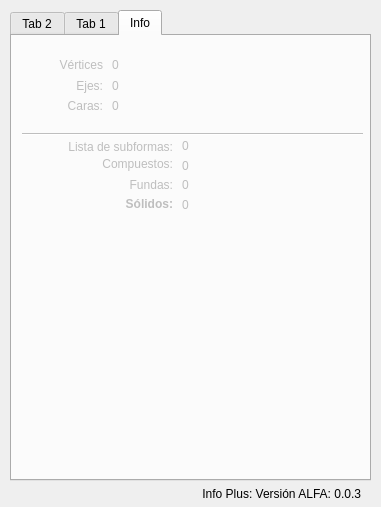
Before: the Qt Designer form infoPlus/infoPlus.ui in 18turbo/infoPlusFreeCAD, drawn with Qt 5.
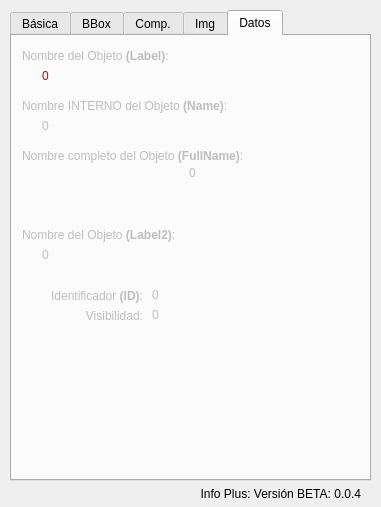
After: the same form once the commit is applied. The open tabs and pages were chosen to show the change.

Commit message: Nueva Interfaz

```diff
--- a/infoPlus/infoPlus.ui
+++ b/infoPlus/infoPlus.ui
@@ -26,7 +26,7 @@
     </rect>
    </property>
    <property name="text">
-    <string>Info Plus: Versión ALFA: 0.0.3</string>
+    <string>Info Plus: Versión BETA: 0.0.4</string>
    </property>
    <property name="alignment">
     <set>Qt::AlignRight|Qt::AlignTrailing|Qt::AlignVCenter</set>
@@ -52,7 +52,7 @@
      <bool>false</bool>
     </property>
     <attribute name="title">
-     <string>Tab 2</string>
+     <string>Básica</string>
     </attribute>
     <widget class="Line" name="line_4">
      <property name="geometry">
@@ -507,7 +507,7 @@
      <bool>false</bool>
     </property>
     <attribute name="title">
-     <string>Tab 1</string>
+     <string>BBox</string>
     </attribute>
     <widget class="QLabel" name="label_20">
      <property name="geometry">
@@ -986,13 +986,13 @@
      <bool>false</bool>
     </property>
     <attribute name="title">
-     <string>Info</string>
+     <string>Comp.</string>
     </attribute>
     <widget class="QLabel" name="label_27">
      <property name="geometry">
       <rect>
        <x>10</x>
-       <y>20</y>
+       <y>10</y>
        <width>81</width>
        <height>17</height>
       </rect>
@@ -1008,7 +1008,7 @@
      <property name="geometry">
       <rect>
        <x>100</x>
-       <y>19</y>
+       <y>9</y>
        <width>201</width>
        <height>20</height>
       </rect>
@@ -1021,7 +1021,7 @@
      <property name="geometry">
       <rect>
        <x>10</x>
-       <y>41</y>
+       <y>31</y>
        <width>81</width>
        <height>17</height>
       </rect>
@@ -1037,7 +1037,7 @@
      <property name="geometry">
       <rect>
        <x>100</x>
-       <y>40</y>
+       <y>30</y>
        <width>201</width>
        <height>20</height>
       </rect>
@@ -1050,7 +1050,7 @@
      <property name="geometry">
       <rect>
        <x>10</x>
-       <y>61</y>
+       <y>51</y>
        <width>81</width>
        <height>17</height>
       </rect>
@@ -1066,7 +1066,7 @@
      <property name="geometry">
       <rect>
        <x>100</x>
-       <y>60</y>
+       <y>50</y>
        <width>201</width>
        <height>20</height>
       </rect>
@@ -1079,7 +1079,7 @@
      <property name="geometry">
       <rect>
        <x>10</x>
-       <y>101</y>
+       <y>352</y>
        <width>151</width>
        <height>20</height>
       </rect>
@@ -1095,7 +1095,7 @@
      <property name="geometry">
       <rect>
        <x>170</x>
-       <y>100</y>
+       <y>351</y>
        <width>171</width>
        <height>20</height>
       </rect>
@@ -1108,7 +1108,7 @@
      <property name="geometry">
       <rect>
        <x>70</x>
-       <y>118</y>
+       <y>369</y>
        <width>91</width>
        <height>20</height>
       </rect>
@@ -1124,7 +1124,7 @@
      <property name="geometry">
       <rect>
        <x>170</x>
-       <y>120</y>
+       <y>371</y>
        <width>171</width>
        <height>20</height>
       </rect>
@@ -1137,7 +1137,7 @@
      <property name="geometry">
       <rect>
        <x>10</x>
-       <y>90</y>
+       <y>340</y>
        <width>341</width>
        <height>16</height>
       </rect>
@@ -1150,7 +1150,7 @@
      <property name="geometry">
       <rect>
        <x>170</x>
-       <y>139</y>
+       <y>390</y>
        <width>171</width>
        <height>20</height>
       </rect>
@@ -1163,7 +1163,7 @@
      <property name="geometry">
       <rect>
        <x>170</x>
-       <y>159</y>
+       <y>410</y>
        <width>171</width>
        <height>20</height>
       </rect>
@@ -1176,7 +1176,7 @@
      <property name="geometry">
       <rect>
        <x>80</x>
-       <y>160</y>
+       <y>411</y>
        <width>81</width>
        <height>17</height>
       </rect>
@@ -1195,7 +1195,7 @@
      <property name="geometry">
       <rect>
        <x>80</x>
-       <y>140</y>
+       <y>391</y>
        <width>81</width>
        <height>17</height>
       </rect>
@@ -1208,6 +1208,278 @@
      </property>
     </widget>
    </widget>
+   <widget class="QWidget" name="imagen">
+    <property name="enabled">
+     <bool>false</bool>
+    </property>
+    <attribute name="title">
+     <string>Img</string>
+    </attribute>
+    <widget class="QLabel" name="label_42">
+     <property name="geometry">
+      <rect>
+       <x>9</x>
+       <y>30</y>
+       <width>101</width>
+       <height>20</height>
+      </rect>
+     </property>
+     <property name="text">
+      <string>Tamaño de X:</string>
+     </property>
+     <property name="alignment">
+      <set>Qt::AlignRight|Qt::AlignTrailing|Qt::AlignVCenter</set>
+     </property>
+    </widget>
+    <widget class="QLabel" name="label_43">
+     <property name="geometry">
+      <rect>
+       <x>9</x>
+       <y>60</y>
+       <width>101</width>
+       <height>20</height>
+      </rect>
+     </property>
+     <property name="text">
+      <string>Tamaño de Y:</string>
+     </property>
+     <property name="alignment">
+      <set>Qt::AlignRight|Qt::AlignTrailing|Qt::AlignVCenter</set>
+     </property>
+    </widget>
+    <widget class="QLabel" name="imgx">
+     <property name="geometry">
+      <rect>
+       <x>125</x>
+       <y>30</y>
+       <width>71</width>
+       <height>20</height>
+      </rect>
+     </property>
+     <property name="text">
+      <string>0</string>
+     </property>
+    </widget>
+    <widget class="QLabel" name="imgy">
+     <property name="geometry">
+      <rect>
+       <x>125</x>
+       <y>60</y>
+       <width>71</width>
+       <height>20</height>
+      </rect>
+     </property>
+     <property name="text">
+      <string>0</string>
+     </property>
+    </widget>
+   </widget>
+   <widget class="QWidget" name="tabDatos">
+    <property name="enabled">
+     <bool>false</bool>
+    </property>
+    <attribute name="title">
+     <string>Datos</string>
+    </attribute>
+    <widget class="QLabel" name="label_45">
+     <property name="geometry">
+      <rect>
+       <x>10</x>
+       <y>10</y>
+       <width>231</width>
+       <height>20</height>
+      </rect>
+     </property>
+     <property name="text">
+      <string>&lt;html&gt;&lt;head/&gt;&lt;body&gt;&lt;p&gt;Nombre del Objeto &lt;span style=&quot; font-weight:600;&quot;&gt;(Label)&lt;/span&gt;:&lt;/p&gt;&lt;/body&gt;&lt;/html&gt;</string>
+     </property>
+     <property name="textFormat">
+      <enum>Qt::RichText</enum>
+     </property>
+     <property name="alignment">
+      <set>Qt::AlignLeading|Qt::AlignLeft|Qt::AlignVCenter</set>
+     </property>
+    </widget>
+    <widget class="QLabel" name="datoLabel">
+     <property name="geometry">
+      <rect>
+       <x>30</x>
+       <y>30</y>
+       <width>311</width>
+       <height>20</height>
+      </rect>
+     </property>
+     <property name="text">
+      <string>&lt;html&gt;&lt;head/&gt;&lt;body&gt;&lt;p&gt;&lt;span style=&quot; color:#cc0000;&quot;&gt;0&lt;/span&gt;&lt;/p&gt;&lt;/body&gt;&lt;/html&gt;</string>
+     </property>
+    </widget>
+    <widget class="QLabel" name="label_46">
+     <property name="geometry">
+      <rect>
+       <x>10</x>
+       <y>60</y>
+       <width>301</width>
+       <height>20</height>
+      </rect>
+     </property>
+     <property name="text">
+      <string>&lt;html&gt;&lt;head/&gt;&lt;body&gt;&lt;p&gt;Nombre INTERNO del Objeto &lt;span style=&quot; font-weight:600;&quot;&gt;(Name)&lt;/span&gt;:&lt;/p&gt;&lt;/body&gt;&lt;/html&gt;</string>
+     </property>
+     <property name="textFormat">
+      <enum>Qt::RichText</enum>
+     </property>
+     <property name="alignment">
+      <set>Qt::AlignLeading|Qt::AlignLeft|Qt::AlignVCenter</set>
+     </property>
+    </widget>
+    <widget class="QLabel" name="datoName">
+     <property name="geometry">
+      <rect>
+       <x>30</x>
+       <y>80</y>
+       <width>311</width>
+       <height>20</height>
+      </rect>
+     </property>
+     <property name="text">
+      <string>0</string>
+     </property>
+    </widget>
+    <widget class="QLabel" name="label_47">
+     <property name="geometry">
+      <rect>
+       <x>10</x>
+       <y>250</y>
+       <width>121</width>
+       <height>20</height>
+      </rect>
+     </property>
+     <property name="text">
+      <string>&lt;html&gt;&lt;head/&gt;&lt;body&gt;&lt;p align=&quot;right&quot;&gt;Identificador &lt;span style=&quot; font-weight:600;&quot;&gt;(ID)&lt;/span&gt;:&lt;/p&gt;&lt;/body&gt;&lt;/html&gt;</string>
+     </property>
+     <property name="textFormat">
+      <enum>Qt::RichText</enum>
+     </property>
+     <property name="alignment">
+      <set>Qt::AlignLeading|Qt::AlignLeft|Qt::AlignVCenter</set>
+     </property>
+    </widget>
+    <widget class="QLabel" name="datoId">
+     <property name="geometry">
+      <rect>
+       <x>140</x>
+       <y>249</y>
+       <width>211</width>
+       <height>20</height>
+      </rect>
+     </property>
+     <property name="text">
+      <string>0</string>
+     </property>
+    </widget>
+    <widget class="QLabel" name="visibilidad">
+     <property name="geometry">
+      <rect>
+       <x>140</x>
+       <y>269</y>
+       <width>211</width>
+       <height>20</height>
+      </rect>
+     </property>
+     <property name="text">
+      <string>0</string>
+     </property>
+    </widget>
+    <widget class="QLabel" name="label_48">
+     <property name="geometry">
+      <rect>
+       <x>10</x>
+       <y>270</y>
+       <width>121</width>
+       <height>20</height>
+      </rect>
+     </property>
+     <property name="text">
+      <string>&lt;html&gt;&lt;head/&gt;&lt;body&gt;&lt;p align=&quot;right&quot;&gt;Visibilidad:&lt;/p&gt;&lt;/body&gt;&lt;/html&gt;</string>
+     </property>
+     <property name="textFormat">
+      <enum>Qt::RichText</enum>
+     </property>
+     <property name="alignment">
+      <set>Qt::AlignLeading|Qt::AlignLeft|Qt::AlignVCenter</set>
+     </property>
+    </widget>
+    <widget class="QLabel" name="label_49">
+     <property name="geometry">
+      <rect>
+       <x>10</x>
+       <y>110</y>
+       <width>301</width>
+       <height>20</height>
+      </rect>
+     </property>
+     <property name="text">
+      <string>&lt;html&gt;&lt;head/&gt;&lt;body&gt;&lt;p&gt;Nombre completo del Objeto &lt;span style=&quot; font-weight:600;&quot;&gt;(FullName)&lt;/span&gt;:&lt;/p&gt;&lt;/body&gt;&lt;/html&gt;</string>
+     </property>
+     <property name="textFormat">
+      <enum>Qt::RichText</enum>
+     </property>
+     <property name="alignment">
+      <set>Qt::AlignLeading|Qt::AlignLeft|Qt::AlignVCenter</set>
+     </property>
+    </widget>
+    <widget class="QLabel" name="datoFullName">
+     <property name="geometry">
+      <rect>
+       <x>10</x>
+       <y>130</y>
+       <width>341</width>
+       <height>51</height>
+      </rect>
+     </property>
+     <property name="text">
+      <string>&lt;html&gt;&lt;head/&gt;&lt;body&gt;&lt;p&gt;0&lt;/p&gt;&lt;/body&gt;&lt;/html&gt;</string>
+     </property>
+     <property name="alignment">
+      <set>Qt::AlignHCenter|Qt::AlignTop</set>
+     </property>
+     <property name="wordWrap">
+      <bool>true</bool>
+     </property>
+    </widget>
+    <widget class="QLabel" name="label_50">
+     <property name="geometry">
+      <rect>
+       <x>10</x>
+       <y>189</y>
+       <width>231</width>
+       <height>20</height>
+      </rect>
+     </property>
+     <property name="text">
+      <string>&lt;html&gt;&lt;head/&gt;&lt;body&gt;&lt;p&gt;Nombre del Objeto &lt;span style=&quot; font-weight:600;&quot;&gt;(Label2)&lt;/span&gt;:&lt;/p&gt;&lt;/body&gt;&lt;/html&gt;</string>
+     </property>
+     <property name="textFormat">
+      <enum>Qt::RichText</enum>
+     </property>
+     <property name="alignment">
+      <set>Qt::AlignLeading|Qt::AlignLeft|Qt::AlignVCenter</set>
+     </property>
+    </widget>
+    <widget class="QLabel" name="datoLabel2">
+     <property name="geometry">
+      <rect>
+       <x>30</x>
+       <y>209</y>
+       <width>311</width>
+       <height>20</height>
+      </rect>
+     </property>
+     <property name="text">
+      <string>0</string>
+     </property>
+    </widget>
+   </widget>
   </widget>
  </widget>
  <resources/>
```
Left out of the diff: 88 changed lines with no effect on the pictures.
